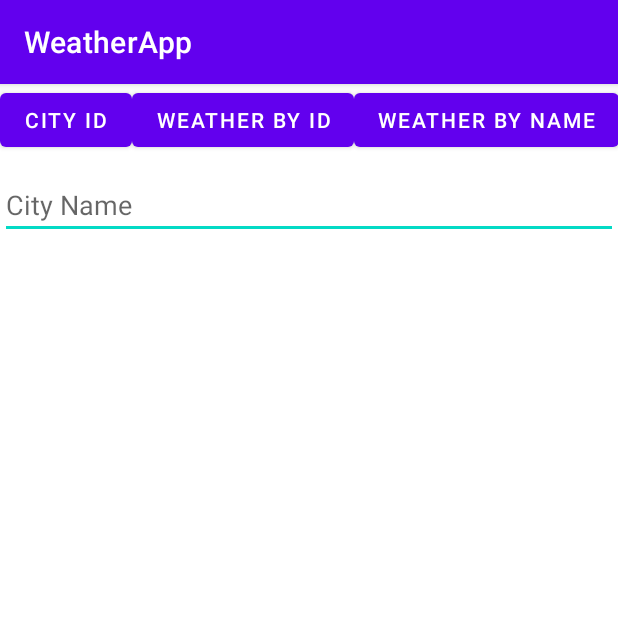
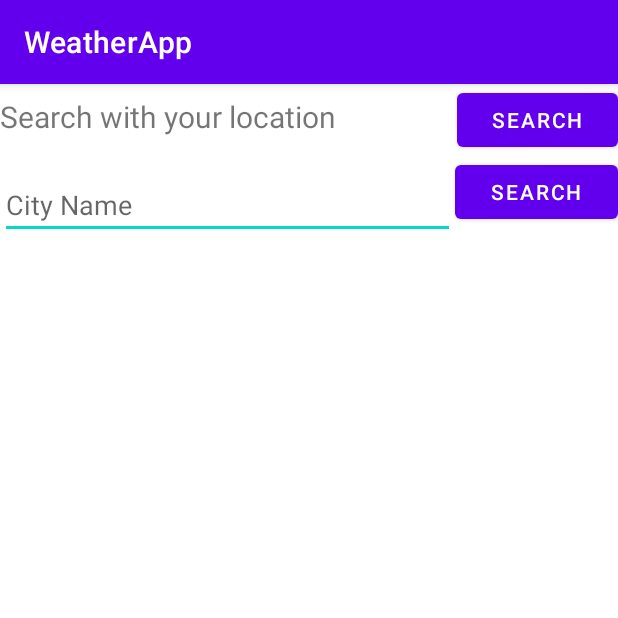
Before and after one commit to leejp1998/WeatherApp, an Android app: the screen it shows after launch (MainActivity), on a phone screen of 412 x 824 dp, the top half of it. Run offline under Robolectric (Android 15) with nearby library versions, the phone set to English and light mode, and no system bars; our stand-ins replace Volley.

Commit message:
Added custom list adapter layout.
Displays date, weather icon, temperature, max and min temperature, and humidy in linear manner.

Added search with current location.

```diff
--- a/app/build.gradle
+++ b/app/build.gradle
@@ -34,6 +34,7 @@ dependencies {
     implementation 'com.google.android.material:material:1.1.0'
     implementation 'androidx.constraintlayout:constraintlayout:1.1.3'
     implementation 'com.android.volley:volley:1.2.1'
+    implementation 'com.google.android.gms:play-services-location:18.0.0'
     testImplementation 'junit:junit:4.+'
     androidTestImplementation 'androidx.test.ext:junit:1.1.1'
     androidTestImplementation 'androidx.test.espresso:espresso-core:3.2.0'
--- a/app/src/main/AndroidManifest.xml
+++ b/app/src/main/AndroidManifest.xml
@@ -4,6 +4,11 @@
 
     <uses-permission android:name="android.permission.ACCESS_NETWORK_STATE" />
     <uses-permission android:name="android.permission.INTERNET" />
+    <uses-permission android:name="android.permission.ACCESS_COARSE_LOCATION" />
+    <uses-permission android:name="android.permission.ACCESS_FINE_LOCATION" />
+    <!-- Required only when requesting background location access on
+       Android 10 (API level 29) and higher. -->
+    <uses-permission android:name="android.permission.ACCESS_BACKGROUND_LOCATION" />
 
     <application
         android:allowBackup="true"
--- a/app/src/main/res/layout/activity_main.xml
+++ b/app/src/main/res/layout/activity_main.xml
@@ -1,58 +1,77 @@
 <?xml version="1.0" encoding="utf-8"?>
-<androidx.constraintlayout.widget.ConstraintLayout xmlns:android="http://schemas.android.com/apk/res/android"
+<LinearLayout xmlns:android="http://schemas.android.com/apk/res/android"
     xmlns:app="http://schemas.android.com/apk/res-auto"
     xmlns:tools="http://schemas.android.com/tools"
     android:layout_width="match_parent"
     android:layout_height="match_parent"
+    android:orientation="vertical"
     tools:context=".MainActivity">
-
+    <LinearLayout
+        android:layout_width="match_parent"
+        android:layout_height="wrap_content"
+        android:orientation="horizontal"
+        android:weightSum="100">
+        <TextView
+            android:id="@+id/textView"
+            android:layout_width="wrap_content"
+            android:layout_height="wrap_content"
+            android:text="Search with your location"
+            android:textSize="20dp"
+            app:layout_constraintBottom_toTopOf="@+id/et_dataInput"
+            app:layout_constraintStart_toStartOf="parent"
+            app:layout_constraintTop_toTopOf="parent"
+            android:layout_weight="85"/>
         <Button
             android:id="@+id/btn_getCityID"
             android:layout_width="wrap_content"
             android:layout_height="wrap_content"
-        android:text="City ID"
-        app:layout_constraintEnd_toStartOf="@+id/btn_getWeatherByCityID"
-        app:layout_constraintStart_toStartOf="parent"
-        app:layout_constraintTop_toTopOf="parent" />
+            android:text="Search"
+            app:layout_constraintBottom_toTopOf="@+id/btn_getWeatherByCityName"
+            app:layout_constraintEnd_toEndOf="parent"
+            app:layout_constraintStart_toEndOf="@+id/textView"
+            app:layout_constraintTop_toTopOf="@+id/textView"
+            android:layout_weight="15"/>
 
-    <Button
-        android:id="@+id/btn_getWeatherByCityID"
-        android:layout_width="wrap_content"
+
+    </LinearLayout>
+
+    <LinearLayout
+        android:layout_width="match_parent"
         android:layout_height="wrap_content"
-        android:text="Weather By ID"
-        app:layout_constraintTop_toTopOf="@+id/btn_getCityID"
-        app:layout_constraintEnd_toStartOf="@+id/btn_getWeatherByCityName"
-        app:layout_constraintStart_toEndOf="@+id/btn_getCityID"
-        tools:layout_editor_absoluteX="151dp" />
-
-    <Button
-        android:id="@+id/btn_getWeatherByCityName"
-        android:layout_width="wrap_content"
-        android:layout_height="wrap_content"
-        android:text="Weather By Name"
-        app:layout_constraintEnd_toEndOf="parent"
-        app:layout_constraintStart_toEndOf="@+id/btn_getWeatherByCityID"
-        app:layout_constraintTop_toTopOf="@+id/btn_getWeatherByCityID" />
-
+        android:orientation="horizontal"
+        android:weightSum="100"
+        android:id="@+id/cityNameLinearLayout">
         <EditText
             android:id="@+id/et_dataInput"
-        android:layout_width="0dp"
+            android:layout_width="wrap_content"
             android:layout_height="wrap_content"
             android:layout_marginTop="10dp"
             android:ems="10"
             android:hint="City Name"
             android:inputType="textPersonName"
+            app:layout_constraintEnd_toStartOf="@+id/btn_getWeatherByCityName"
+            app:layout_constraintStart_toStartOf="parent"
+            app:layout_constraintTop_toBottomOf="@+id/btn_getCityID"
+            android:layout_weight="85"/>
+        <Button
+            android:id="@+id/btn_getWeatherByCityName"
+            android:layout_width="wrap_content"
+            android:layout_height="wrap_content"
+            android:text="Search"
             app:layout_constraintEnd_toEndOf="parent"
-        app:layout_constraintStart_toStartOf="parent"
-        app:layout_constraintTop_toBottomOf="@+id/btn_getCityID" />
+            app:layout_constraintTop_toTopOf="@+id/et_dataInput"
+            android:layout_weight="15"/>
+    </LinearLayout>
+
 
     <ListView
         android:id="@+id/lv_weatherReports"
-        android:layout_width="0dp"
+        android:layout_width="match_parent"
         android:layout_height="wrap_content"
         android:layout_marginTop="8dp"
         app:layout_constraintEnd_toEndOf="parent"
         app:layout_constraintStart_toStartOf="parent"
-        app:layout_constraintTop_toBottomOf="@+id/et_dataInput" />
+        app:layout_constraintTop_toBottomOf="@+id/cityNameLinearLayout" />
 
-</androidx.constraintlayout.widget.ConstraintLayout>
+
+</LinearLayout>
```
Also changed, not shown: app/src/main/java/com/example/weatherapp/MainActivity.java (+66 -31 lines), app/src/main/java/com/example/weatherapp/WeatherDataService.java (+37 -0 lines). Lines whose indentation alone changed are shown as unchanged.
